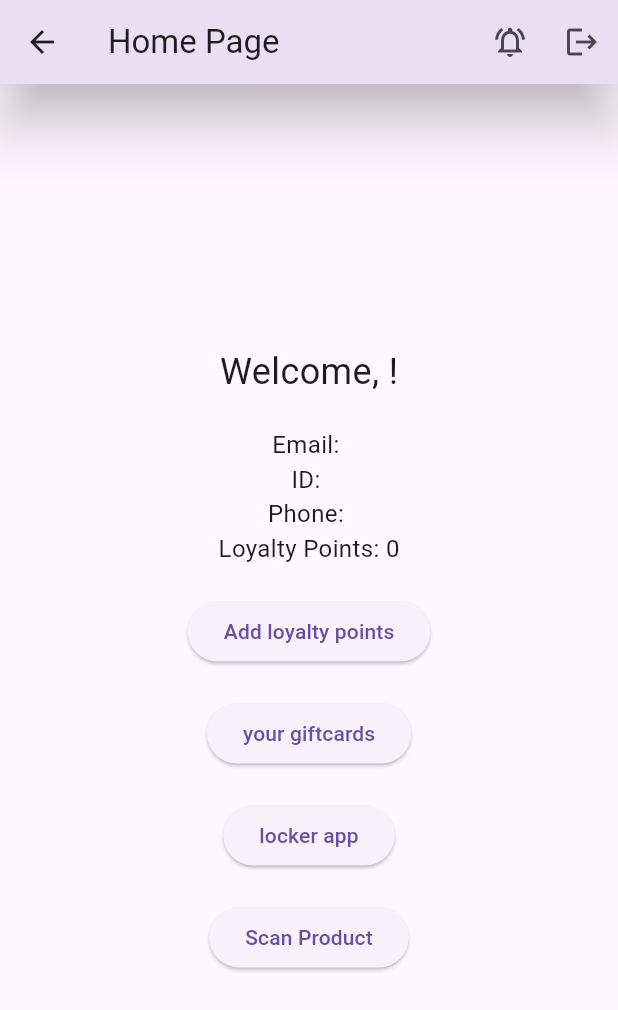
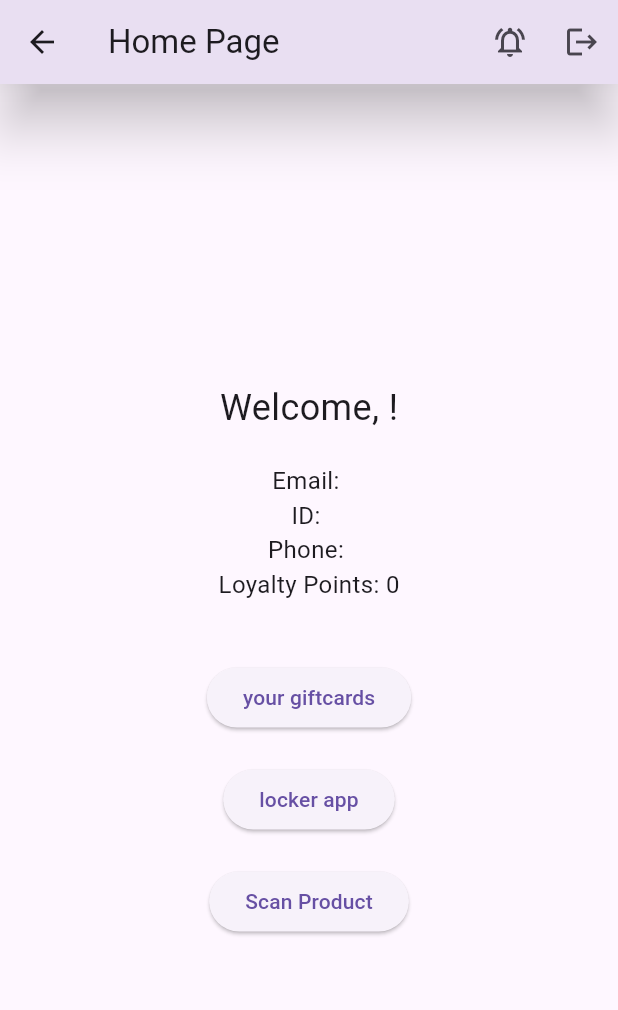
Before and after one commit to udithgunasekara/SPM_ShoppingMall_Management_Desktop-, a Flutter app: the HomePage screen opened by its route, on a phone screen of 412 x 824 dp. Shown: the top 1010 px of the screen. Run offline on Flutter 3.47's test engine with Material 3 defaults, Android fonts, the phone set to English and light mode, and no system bars; our stand-ins replace cloud_firestore, firebase_auth, firebase_core, flutter_carousel_widget, qr_flutter, shared_preferences; missing offline and left inert: flutter_barcode_scanner, mobile_scanner; accounts and stored records are empty.

Commit message:
removed add loyalty points button from home

```diff
--- a/lib/common/home_page.dart
+++ b/lib/common/home_page.dart
@@ -103,12 +103,7 @@ class _HomePageState extends State<HomePage> {
                   const SizedBox(
                     height: 20,
                   ),
-                  ElevatedButton(
-                    onPressed: () {
-                      Navigator.pushNamed(context, '/billentry');
-                    },
-                    child: const Text('Add loyalty points'),
-                  ),
+
                   const SizedBox(
                     height: 20,
                   ),
```
